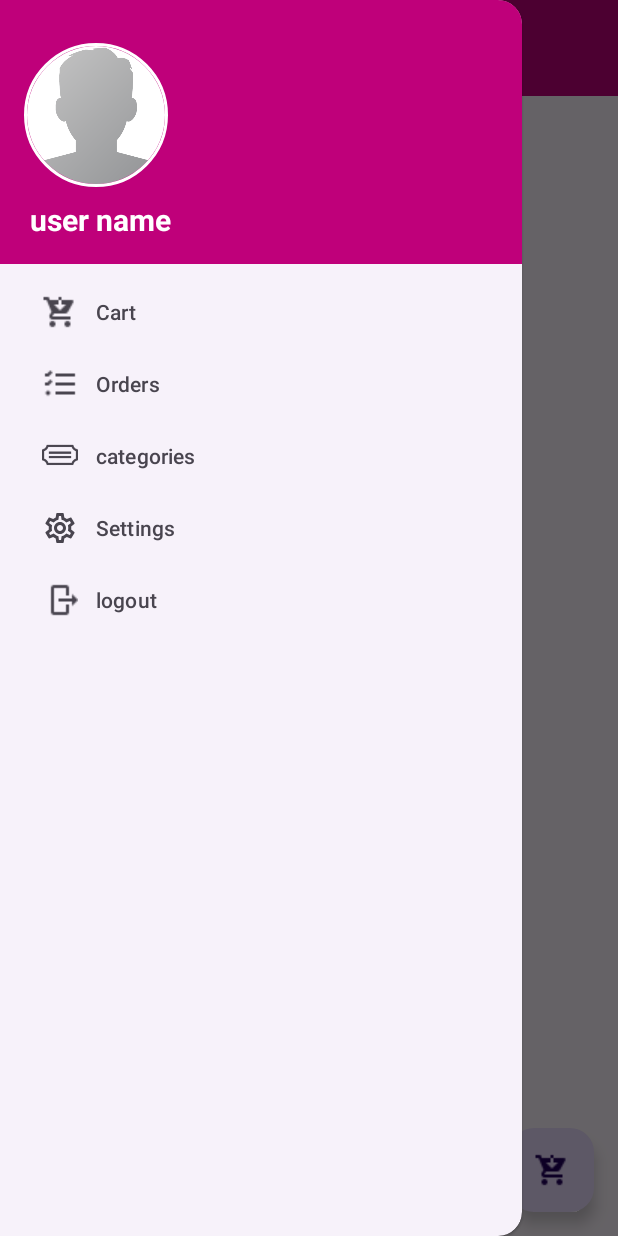
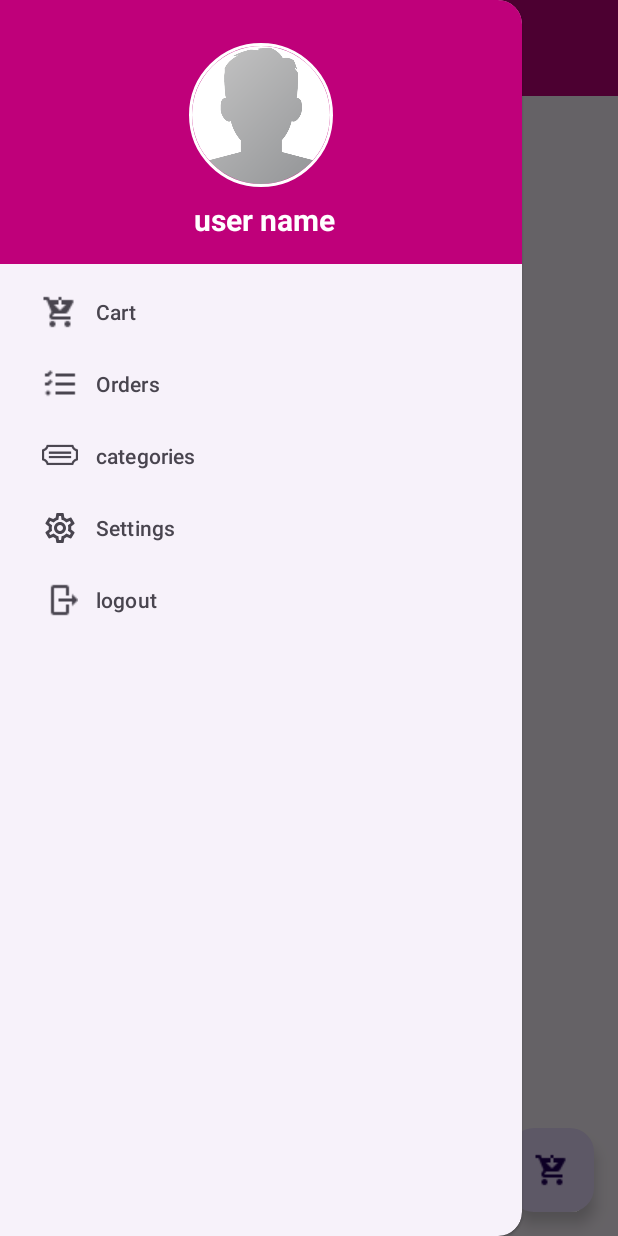
Before and after one commit to Stephen-Salano/E-commerce_App, an Android app: the HomeActivity screen opened directly, with no data from a screen before it, with the side drawer open, on a phone screen of 412 x 824 dp. Run offline under Robolectric (Android 15) with nearby library versions, the phone set to English and light mode, and no system bars; our stand-ins replace CircleImageView, Firebase (no records; nobody signed in at launch, a user with empty details on screens opened directly), navigation-ui; libraries missing offline, so code that uses them is left out: io.paperdb; 2 statements that could not run were skipped.

Commit message:
Fetching Username from app drawer

```diff
--- a/app/src/main/java/com/example/e_commerce/HomeActivity.java
+++ b/app/src/main/java/com/example/e_commerce/HomeActivity.java
@@ -65,10 +65,11 @@ public class HomeActivity extends AppCompatActivity implements NavigationView.On
 
         NavigationView navigationView = findViewById(R.id.nav_view);
         navigationView.setNavigationItemSelectedListener(this);
-//        View headerView = navigationView.getHeaderView(0);
-//        TextView userNameTextView = headerView.findViewById(R.id.user_profile_name);
-//        CircleImageView profileImageView = headerView.findViewById(R.id.user_profile_image);
-//        userNameTextView.setText(Prevalent.getCurrentOnlineUser().getUsername());
+
+        View headerView = navigationView.getHeaderView(0);
+        TextView userNameTextView = headerView.findViewById(R.id.user_profile_name);
+        CircleImageView profileImageView = headerView.findViewById(R.id.user_profile_image);
+        userNameTextView.setText(Prevalent.getCurrentOnlineUser().getUsername());
 //        Picasso
 
     }
--- a/app/src/main/java/com/example/e_commerce/LoginActivity.java
+++ b/app/src/main/java/com/example/e_commerce/LoginActivity.java
@@ -136,6 +136,7 @@ public class LoginActivity extends AppCompatActivity {
                                 loadingBar.dismiss();
                                 // send user to HomeActivity
                                 Intent intent = new Intent(LoginActivity.this, HomeActivity.class);
+                                Prevalent.currentOnlineUser = usersData;
                                 startActivity(intent);
                             }
                         } else {
--- a/app/src/main/java/com/example/e_commerce/Prevalent/Prevalent.java
+++ b/app/src/main/java/com/example/e_commerce/Prevalent/Prevalent.java
@@ -6,7 +6,7 @@ import com.example.e_commerce.Model.Users;
  * Working on the forget password and remember me features
  */
 public class Prevalent {
-    private static Users currentOnlineUser;
+    public static Users currentOnlineUser;
 
     // for the remember me
     public static final String userPhoneKey = "UserPhone";
--- a/app/src/main/res/layout/nav_header_home.xml
+++ b/app/src/main/res/layout/nav_header_home.xml
@@ -20,6 +20,7 @@
         android:layout_height="96dp"
         android:src="@drawable/profile"
         app:civ_border_width="2dp"
+        android:layout_gravity="center"
         app:civ_border_color="@android:color/white"/>
 
     <TextView
@@ -31,6 +32,7 @@
         android:textStyle="bold"
         android:layout_marginLeft="4dp"
         android:text="@string/user_name"
+        android:gravity="center"
         android:textAppearance="@style/TextAppearance.AppCompat.Body1" />
 
 
```
